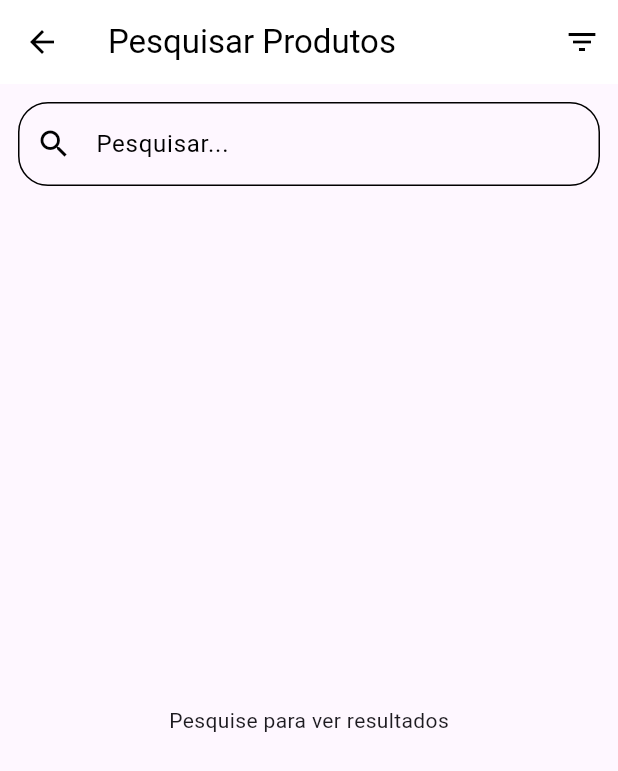
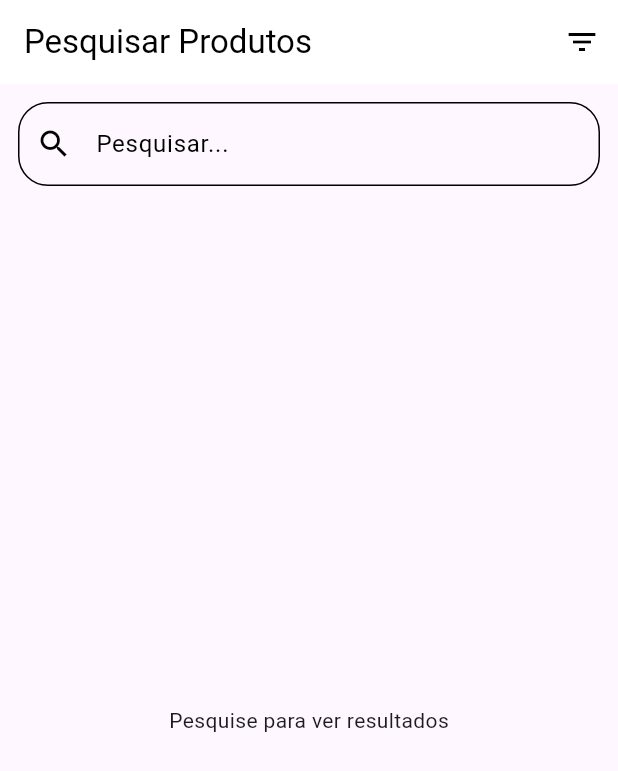
Before and after one commit to PedroFSerra-Uni/CMProject, a Flutter app: the SearchScreen screen opened by its route, on a phone screen of 412 x 824 dp. Shown: the top 771 px of the screen. Run offline on Flutter 3.47's test engine with Material 3 defaults, Android fonts, the phone set to English and light mode, and no system bars; our stand-ins replace cloud_firestore, firebase_auth, firebase_core, firebase_database, flutter_local_notifications, geocoding and 3 more; accounts and stored records are empty.

Commit message:
Corrigi banca e search screen
hopefully tudo vai correr bem para  amanhã

```diff
--- a/lib/screens/criar_banca_screen.dart
+++ b/lib/screens/criar_banca_screen.dart
@@ -140,7 +140,7 @@ class _CriarBancaScreenState extends State<CriarBancaScreen> {
       );
 
       // Navega para ecrã principal da banca (ajusta conforme o teu router)
-      Navigator.pushNamed(context, '/banca-home-cheese');
+      Navigator.pushNamed(context, '/produtor-home');
 
     } catch (e) {
       ScaffoldMessenger.of(context).showSnackBar(
--- a/lib/screens/search_screen.dart
+++ b/lib/screens/search_screen.dart
@@ -176,8 +176,9 @@ class _SearchScreenState extends State<SearchScreen> {
 
   @override
   Widget build(BuildContext context) {
-    return Scaffold(
-      appBar: AppBar(
+          return Scaffold(
+            appBar: AppBar(
+        automaticallyImplyLeading: false,
         title: const Text('Pesquisar Produtos'),
         actions: [
           Builder(
```
Also changed, not shown: lib/widgets/custom_textfield.dart (deleted).
